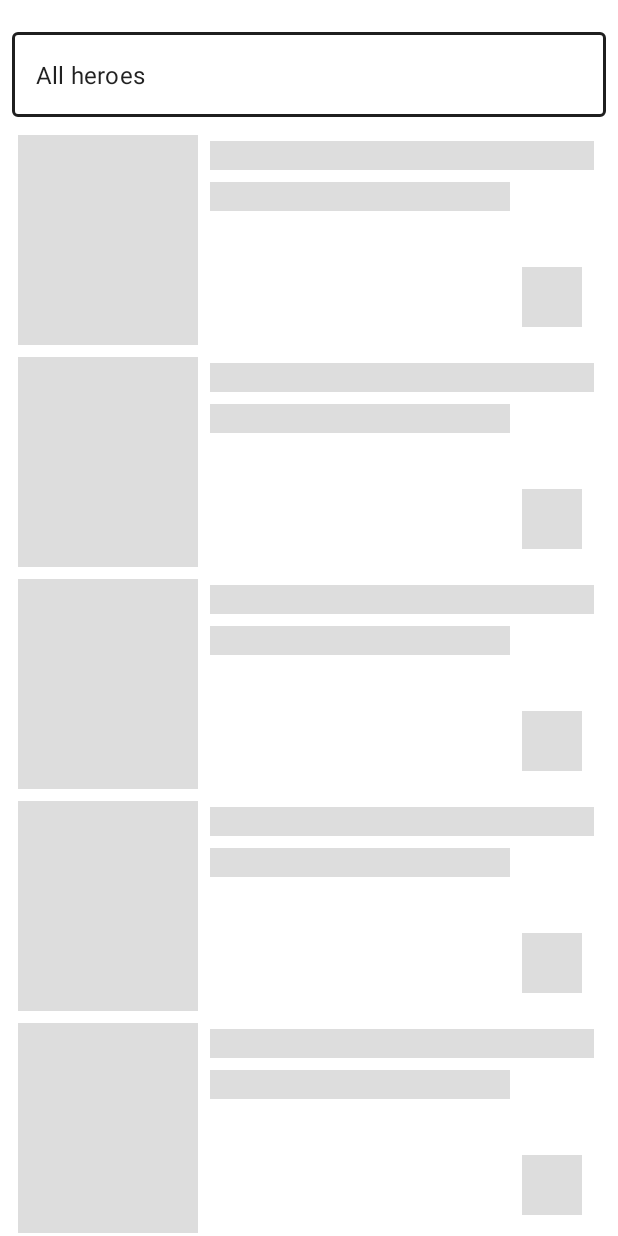
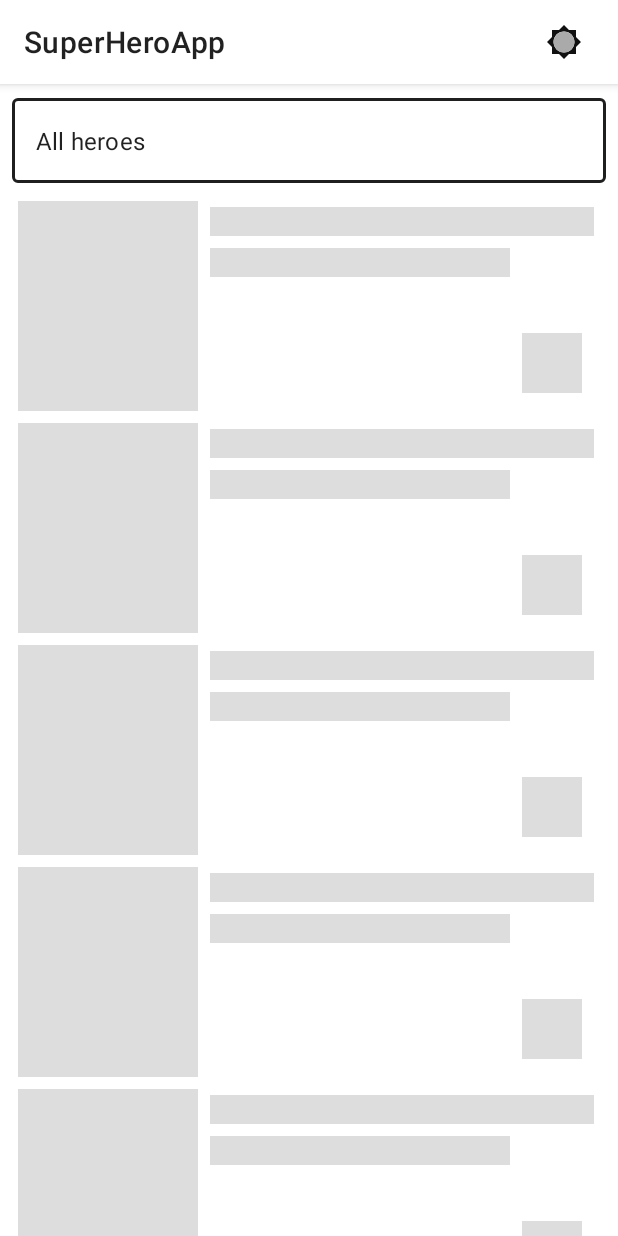
Before and after one commit to maskbogomolov/SuperHeroApp, an Android app: the screen it shows after launch (MainActivity), on a phone screen of 412 x 824 dp. Run offline under Robolectric (Android 15) with nearby library versions, the phone set to English and light mode, and no system bars; our stand-ins replace Dagger/Hilt's generated code, Room's generated code, Shimmer, Timber; libraries missing offline, so code that uses them is left out: com.jakewharton.retrofit2; Roboto replaces fonts that are not available here.

Commit message:
added night mode

```diff
--- a/app/src/main/java/com/example/superheroapp/di/BindsModule.kt
+++ b/app/src/main/java/com/example/superheroapp/di/BindsModule.kt
@@ -8,6 +8,8 @@ import com.example.superheroapp.data.heroes.LocalDataSourceImpl
 import com.example.superheroapp.data.heroes.RemoteDataSource
 import com.example.superheroapp.data.heroes.RemoteDataSourceImpl
 import com.example.superheroapp.domain.HeroesRepository
+import com.example.superheroapp.util.ThemeUtils
+import com.example.superheroapp.util.ThemeUtilsImpl
 import dagger.Binds
 import dagger.Module
 import dagger.Provides
@@ -38,4 +40,10 @@ interface BindsModule {
     fun bindLocalDataSourceImpl_to_LocalDataSource(
         impl: LocalDataSourceImpl
     ): LocalDataSource
+
+    @Suppress("FunctionName")
+    @Binds
+    fun bindThemeUtilsImpl_to_ThemeUtils(
+        impl: ThemeUtilsImpl
+    ): ThemeUtils
 }
--- a/app/src/main/java/com/example/superheroapp/presentation/HeroesListFragment.kt
+++ b/app/src/main/java/com/example/superheroapp/presentation/HeroesListFragment.kt
@@ -3,25 +3,23 @@ package com.example.superheroapp.presentation
 import android.content.Context
 import android.content.res.Configuration
 import android.os.Bundle
+import android.view.*
 import androidx.fragment.app.Fragment
-import android.view.LayoutInflater
-import android.view.View
-import android.view.ViewGroup
 import android.widget.AdapterView
 import android.widget.ArrayAdapter
 import android.widget.Toast
+import androidx.appcompat.app.AppCompatActivity
+import androidx.appcompat.widget.ThemeUtils
 import androidx.fragment.app.viewModels
 import androidx.recyclerview.widget.GridLayoutManager
 import com.example.superheroapp.R
 import com.example.superheroapp.databinding.FragmentHeroesListBinding
 import com.example.superheroapp.di.appComponent
+import com.example.superheroapp.util.*
 import com.example.superheroapp.util.Const.ALL_HEROES
-import com.example.superheroapp.util.HeroesResult
-import com.example.superheroapp.util.toGone
-import com.example.superheroapp.util.toInvisible
-import com.example.superheroapp.util.toVisible
 import dagger.Lazy
 import javax.inject.Inject
+import kotlin.random.Random
 
 
 class HeroesListFragment : Fragment() {
@@ -33,6 +31,9 @@ class HeroesListFragment : Fragment() {
     private var _binding: FragmentHeroesListBinding? = null
     private val bind get() = _binding!!
 
+    @Inject
+    lateinit var themeUtils: com.example.superheroapp.util.ThemeUtils
+
     override fun onAttach(context: Context) {
         context.appComponent.inject(this)
         super.onAttach(context)
@@ -43,15 +44,14 @@ class HeroesListFragment : Fragment() {
         val filterArray = resources.getStringArray(R.array.filter)
         val arrayAdapter = ArrayAdapter(requireContext(), R.layout.dropdown_item, filterArray)
         bind.autoCompleteTextView.setAdapter(arrayAdapter)
-        bind.autoCompleteTextView.onItemClickListener = AdapterView.OnItemClickListener { adapterView, view, i, l ->
-            val str = adapterView.getItemAtPosition(i)
-            when(i){
+        bind.autoCompleteTextView.onItemClickListener = AdapterView.OnItemClickListener { adapterView, view, index, l ->
+            val str = adapterView.getItemAtPosition(index)
+            when (index) {
                 0 -> viewModel.publisherFlow.value = ALL_HEROES
                 else -> viewModel.publisherFlow.value = str.toString()
             }
         }
     }
-
 
     override fun onCreateView(inflater: LayoutInflater, container: ViewGroup?, savedInstanceState: Bundle?): View? {
 
@@ -65,19 +65,39 @@ class HeroesListFragment : Fragment() {
             adapter = heroesListAdapter
             layoutManager = GridLayoutManager(requireContext(), span)
         }
-
-        viewModel.heroesResult.observe(viewLifecycleOwner,::handleListHeroes)
-
+        viewModel.heroesResult.observe(viewLifecycleOwner, ::handleListHeroes)
+        setHasOptionsMenu(true)
+        setupToolbar()
         return bind.root
     }
-    private fun handleListHeroes(state: HeroesResult){
-        when(state){
+
+    override fun onCreateOptionsMenu(menu: Menu, inflater: MenuInflater) {
+        super.onCreateOptionsMenu(menu, inflater)
+        inflater.inflate(R.menu.toolbar_menu, menu)
+        menu.findItem(R.id.menu_toggle_theme).apply {
+            val actionView = this.actionView
+            if (actionView is ToggleThemeCheckBox) {
+                actionView.isChecked = themeUtils.isDarkTheme(requireContext())
+                actionView.setOnCheckedChangeListener { _, isChecked ->
+                    themeUtils.setNightMode(isChecked, 1000L)
+                }
+            }
+        }
+    }
+
+    private fun setupToolbar() {
+        setHasOptionsMenu(true)
+        (activity as AppCompatActivity).setSupportActionBar(bind.toolbar)
+    }
+
+    private fun handleListHeroes(state: HeroesResult) {
+        when (state) {
             is HeroesResult.SuccessResult -> {
                 heroesListAdapter.submitList(state.result)
                 hideShimmerEffect()
             }
             is HeroesResult.Loading -> showShimmerEffect()
-            is HeroesResult.ErrorResult -> Toast.makeText(requireContext(),"error",Toast.LENGTH_SHORT).show()
+            is HeroesResult.ErrorResult -> Toast.makeText(requireContext(), "error", Toast.LENGTH_SHORT).show()
         }
     }
 
--- /dev/null
+++ b/app/src/main/java/com/example/superheroapp/util/ThemeCheckBox.kt
@@ -0,0 +1,16 @@
+package com.example.superheroapp.util
+
+import android.content.Context
+import android.util.AttributeSet
+import androidx.appcompat.widget.AppCompatCheckBox
+import com.example.superheroapp.R
+
+class ToggleThemeCheckBox @JvmOverloads constructor(
+    context: Context,
+    attrs: AttributeSet? = null
+) : AppCompatCheckBox(context, attrs) {
+
+    init {
+        setButtonDrawable(R.drawable.asl_theme)
+    }
+}
--- /dev/null
+++ b/app/src/main/java/com/example/superheroapp/util/ThemeUtils.kt
@@ -0,0 +1,11 @@
+package com.example.superheroapp.util
+
+import android.content.Context
+import androidx.appcompat.app.AppCompatDelegate
+
+interface  ThemeUtils {
+
+    fun isDarkTheme(context: Context): Boolean
+    fun isLightTheme(context: Context): Boolean
+    fun setNightMode(forceNight: Boolean, delay: Long = 0L)
+}
--- /dev/null
+++ b/app/src/main/java/com/example/superheroapp/util/ThemeUtilsImpl.kt
@@ -0,0 +1,31 @@
+package com.example.superheroapp.util
+
+import android.content.Context
+import android.content.res.Configuration
+import android.os.Handler
+import androidx.appcompat.app.AppCompatDelegate
+import javax.inject.Inject
+
+class ThemeUtilsImpl @Inject constructor() : ThemeUtils {
+
+    override fun isDarkTheme(context: Context) = context.resources.configuration.uiMode and
+            Configuration.UI_MODE_NIGHT_MASK == Configuration.UI_MODE_NIGHT_YES
+
+
+    override fun isLightTheme(context: Context) = !isDarkTheme(context)
+
+    override fun setNightMode(forceNight: Boolean, delay: Long) {
+        Handler().postDelayed(
+            {
+                AppCompatDelegate.setDefaultNightMode(
+                    if (forceNight) {
+                        AppCompatDelegate.MODE_NIGHT_YES
+                    } else {
+                        AppCompatDelegate.MODE_NIGHT_NO
+                    }
+                )
+            },
+            delay
+        )
+    }
+}
--- /dev/null
+++ b/app/src/main/res/drawable/asl_theme.xml
@@ -0,0 +1,23 @@
+<?xml version="1.0" encoding="utf-8"?>
+<animated-selector xmlns:android="http://schemas.android.com/apk/res/android">
+
+    <item
+        android:id="@+id/night"
+        android:state_checked="true"
+        android:drawable="@drawable/ic_theme_night" />
+
+    <item
+        android:id="@+id/day"
+        android:drawable="@drawable/ic_theme_day" />
+
+    <transition
+        android:fromId="@id/night"
+        android:toId="@id/day"
+        android:drawable="@drawable/avd_theme_night_to_day" />
+
+    <transition
+        android:fromId="@id/day"
+        android:toId="@id/night"
+        android:drawable="@drawable/avd_theme_day_to_night" />
+
+</animated-selector>
--- /dev/null
+++ b/app/src/main/res/drawable/avd_theme_day_to_night.xml
@@ -0,0 +1,79 @@
+<?xml version="1.0" encoding="utf-8"?>
+<animated-vector
+    xmlns:android="http://schemas.android.com/apk/res/android"
+    xmlns:aapt="http://schemas.android.com/aapt">
+    <aapt:attr name="android:drawable">
+        <vector
+            android:width="24dp"
+            android:height="24dp"
+            android:viewportWidth="24"
+            android:viewportHeight="24">
+            <group android:name="g_mask">
+                <clip-path
+                    android:name="mask"
+                    android:pathData="M 12 20 C 16.418 20 20 16.418 20 12 C 20 7.582 16.418 4 12 4 C 7.582 4 4 7.582 4 12 C 4 16.418 7.582 20 12 20 Z"/>
+                <group android:name="g_center">
+                    <path
+                        android:name="center"
+                        android:pathData="M 12 5 C 10.144 5 8.363 5.738 7.05 7.05 C 5.738 8.363 5 10.144 5 12 C 5 13.856 5.738 15.637 7.05 16.95 C 8.363 18.262 10.144 19 12 19 C 13.856 19 15.637 18.262 16.95 16.95 C 18.262 15.637 19 13.856 19 12 C 19 10.144 18.262 8.363 16.95 7.05 C 15.637 5.738 13.856 5 12 5 Z"
+                        android:fillColor="@color/menuGrey"
+                        android:strokeWidth="1"/>
+                </group>
+            </group>
+            <group
+                android:name="g_sun"
+                android:pivotX="12"
+                android:pivotY="12">
+                <path
+                    android:name="sun"
+                    android:pathData="M 8.686 4 L 12 0.686 L 15.314 4 L 20 4 L 20 8.686 L 23.314 12 L 20 15.314 L 20 20 L 15.314 20 L 12 23.314 L 8.686 20 L 4 20 L 4 15.314 L 0.686 12 L 4 8.686 L 4 4 L 8.686 4 Z M 12 19 C 15.866 19 19 15.866 19 12 C 19 8.134 15.866 5 12 5 C 8.134 5 5 8.134 5 12 C 5 15.866 8.134 19 12 19 Z"
+                    android:fillColor="@color/accent"
+                    android:strokeWidth="1"/>
+            </group>
+        </vector>
+    </aapt:attr>
+    <target android:name="g_center">
+        <aapt:attr name="android:animation">
+            <objectAnimator
+                android:propertyName="translateX"
+                android:duration="800"
+                android:valueFrom="0"
+                android:valueTo="-6"
+                android:valueType="floatType"
+                android:interpolator="@android:interpolator/fast_out_slow_in"/>
+        </aapt:attr>
+    </target>
+    <target android:name="g_sun">
+        <aapt:attr name="android:animation">
+            <set>
+                <objectAnimator
+                    android:propertyName="rotation"
+                    android:startOffset="120"
+                    android:duration="680"
+                    android:valueFrom="5"
+                    android:valueTo="-45"
+                    android:valueType="floatType"
+                    android:interpolator="@android:anim/accelerate_decelerate_interpolator"/>
+                <objectAnimator
+                    android:propertyName="rotation"
+                    android:duration="100"
+                    android:valueFrom="0"
+                    android:valueTo="5"
+                    android:valueType="floatType"
+                    android:interpolator="@android:interpolator/fast_out_slow_in"/>
+            </set>
+        </aapt:attr>
+    </target>
+    <target android:name="center">
+        <aapt:attr name="android:animation">
+            <objectAnimator
+                android:propertyName="fillColor"
+                android:startOffset="100"
+                android:duration="700"
+                android:valueFrom="@color/menuGrey"
+                android:valueTo="@color/accent"
+                android:valueType="colorType"
+                android:interpolator="@android:interpolator/fast_out_slow_in"/>
+        </aapt:attr>
+    </target>
+</animated-vector>
--- /dev/null
+++ b/app/src/main/res/drawable/avd_theme_night_to_day.xml
@@ -0,0 +1,82 @@
+<?xml version="1.0" encoding="utf-8"?>
+<animated-vector
+    xmlns:android="http://schemas.android.com/apk/res/android"
+    xmlns:aapt="http://schemas.android.com/aapt">
+    <aapt:attr name="android:drawable">
+        <vector
+            android:width="24dp"
+            android:height="24dp"
+            android:viewportWidth="24"
+            android:viewportHeight="24">
+            <group android:name="g_mask">
+                <clip-path
+                    android:name="mask"
+                    android:pathData="M 12 20 C 16.418 20 20 16.418 20 12 C 20 7.582 16.418 4 12 4 C 7.582 4 4 7.582 4 12 C 4 16.418 7.582 20 12 20 Z"/>
+                <group
+                    android:name="g_center"
+                    android:translateX="-6">
+                    <path
+                        android:name="center"
+                        android:pathData="M 12 5 C 10.144 5 8.363 5.738 7.05 7.05 C 5.738 8.363 5 10.144 5 12 C 5 13.856 5.738 15.637 7.05 16.95 C 8.363 18.262 10.144 19 12 19 C 13.856 19 15.637 18.262 16.95 16.95 C 18.262 15.637 19 13.856 19 12 C 19 10.144 18.262 8.363 16.95 7.05 C 15.637 5.738 13.856 5 12 5 Z"
+                        android:fillColor="@color/menuGrey"
+                        android:strokeWidth="1"/>
+                </group>
+            </group>
+            <group
+                android:name="g_sun"
+                android:pivotX="12"
+                android:pivotY="12">
+                <path
+                    android:name="sun"
+                    android:pathData="M 8.686 4 L 12 0.686 L 15.314 4 L 20 4 L 20 8.686 L 23.314 12 L 20 15.314 L 20 20 L 15.314 20 L 12 23.314 L 8.686 20 L 4 20 L 4 15.314 L 0.686 12 L 4 8.686 L 4 4 L 8.686 4 Z M 12 19 C 15.866 19 19 15.866 19 12 C 19 8.134 15.866 5 12 5 C 8.134 5 5 8.134 5 12 C 5 15.866 8.134 19 12 19 Z"
+                    android:fillColor="@color/accent"
+                    android:strokeWidth="1"/>
+            </group>
+        </vector>
+    </aapt:attr>
+    <target android:name="g_center">
+        <aapt:attr name="android:animation">
+            <objectAnimator
+                android:propertyName="translateX"
+                android:startOffset="100"
+                android:duration="700"
+                android:valueFrom="-6"
+                android:valueTo="0"
+                android:valueType="floatType"
+                android:interpolator="@android:interpolator/fast_out_slow_in"/>
+        </aapt:attr>
+    </target>
+    <target android:name="g_sun">
+        <aapt:attr name="android:animation">
+            <set>
+                <objectAnimator
+                    android:propertyName="rotation"
+                    android:startOffset="120"
+                    android:duration="680"
+                    android:valueFrom="-5"
+                    android:valueTo="45"
+                    android:valueType="floatType"
+                    android:interpolator="@android:anim/accelerate_decelerate_interpolator"/>
+                <objectAnimator
+                    android:propertyName="rotation"
+                    android:duration="100"
+                    android:valueFrom="0"
+                    android:valueTo="-5"
+                    android:valueType="floatType"
+                    android:interpolator="@android:interpolator/fast_out_slow_in"/>
+            </set>
+        </aapt:attr>
+    </target>
+    <target android:name="center">
+        <aapt:attr name="android:animation">
+            <objectAnimator
+                android:propertyName="fillColor"
+                android:startOffset="100"
+                android:duration="700"
+                android:valueFrom="@color/accent"
+                android:valueTo="@color/menuGrey"
+                android:valueType="colorType"
+                android:interpolator="@android:interpolator/fast_out_slow_in"/>
+        </aapt:attr>
+    </target>
+</animated-vector>
--- /dev/null
+++ b/app/src/main/res/drawable/ic_theme_day.xml
@@ -0,0 +1,14 @@
+<?xml version="1.0" encoding="utf-8"?>
+<vector
+    xmlns:android="http://schemas.android.com/apk/res/android"
+    android:width="24dp"
+    android:height="24dp"
+    android:viewportWidth="24"
+    android:viewportHeight="24">
+    <path
+        android:pathData="M8.6863,4L12,0.6863L15.3137,4L20,4L20,8.6863L23.3137,12L20,15.3137L20,20L15.3137,20L12,23.3137L8.6863,20L4,20L4,15.3137L0.6863,12L4,8.6863L4,4L8.6863,4ZM12,19C15.866,19 19,15.866 19,12C19,8.134 15.866,5 12,5C8.134,5 5,8.134 5,12C5,15.866 8.134,19 12,19Z"
+        android:fillColor="@color/accent" />
+    <path
+        android:pathData="M12,12m-7,0a7,7 0,1 1,14 0a7,7 0,1 1,-14 0"
+        android:fillColor="@color/menuGrey" />
+</vector>
--- /dev/null
+++ b/app/src/main/res/drawable/ic_theme_night.xml
@@ -0,0 +1,11 @@
+<?xml version="1.0" encoding="utf-8"?>
+<vector
+    xmlns:android="http://schemas.android.com/apk/res/android"
+    android:width="24dp"
+    android:height="24dp"
+    android:viewportWidth="24"
+    android:viewportHeight="24">
+    <path
+        android:pathData="M8.619,5.8692C11.0725,7.0617 13,9.3602 13,12C13,14.6398 11.0725,16.9383 8.619,18.1308C9.6213,18.6847 10.7738,19 12,19C15.866,19 19,15.866 19,12C19,8.134 15.866,5 12,5C10.7738,5 9.6213,5.3153 8.619,5.8692L8.619,5.8692ZM8.6863,4L12,0.6863L15.3137,4L20,4L20,8.6863L23.3137,12L20,15.3137L20,20L15.3137,20L12,23.3137L8.6863,20L4,20L4,15.3137L0.6863,12L4,8.6863L4,4L8.6863,4Z"
+        android:fillColor="@color/primary" />
+</vector>
--- a/app/src/main/res/layout/fragment_heroes_list.xml
+++ b/app/src/main/res/layout/fragment_heroes_list.xml
@@ -5,6 +5,21 @@
     android:layout_width="match_parent"
     android:layout_height="match_parent"
     tools:context=".presentation.HeroesListFragment">
+
+    <com.google.android.material.appbar.AppBarLayout
+        android:id="@+id/app_bar_layout"
+        android:layout_width="match_parent"
+        android:layout_height="?attr/actionBarSize"
+        app:layout_constraintEnd_toEndOf="parent"
+        app:layout_constraintStart_toStartOf="parent"
+        app:layout_constraintTop_toTopOf="parent">
+
+        <androidx.appcompat.widget.Toolbar
+            android:id="@+id/toolbar"
+            android:layout_width="match_parent"
+            android:layout_height="match_parent" />
+
+    </com.google.android.material.appbar.AppBarLayout>
 
     <com.facebook.shimmer.ShimmerFrameLayout
         android:id="@+id/shimmerFrameLayout"
@@ -57,12 +72,12 @@
         android:layout_width="match_parent"
         android:layout_height="wrap_content"
         android:layout_marginStart="8dp"
-        android:layout_marginTop="16dp"
+        android:layout_marginTop="4dp"
         android:layout_marginEnd="8dp"
         app:boxStrokeColor="@color/textHeadline"
         app:layout_constraintEnd_toEndOf="parent"
         app:layout_constraintStart_toStartOf="parent"
-        app:layout_constraintTop_toTopOf="parent">
+        app:layout_constraintTop_toBottomOf="@+id/app_bar_layout">
 
         <AutoCompleteTextView
             android:id="@+id/autoCompleteTextView"
--- /dev/null
+++ b/app/src/main/res/menu/toolbar_menu.xml
@@ -0,0 +1,10 @@
+<?xml version="1.0" encoding="utf-8"?>
+<menu xmlns:android="http://schemas.android.com/apk/res/android"
+    xmlns:app="http://schemas.android.com/apk/res-auto">
+
+    <item
+        android:id="@+id/menu_toggle_theme"
+        android:title="Item"
+        app:showAsAction="always"
+        app:actionViewClass="com.example.superheroapp.util.ToggleThemeCheckBox"/>
+</menu>
--- a/app/src/main/res/values-night/themes.xml
+++ b/app/src/main/res/values-night/themes.xml
@@ -1,9 +1,9 @@
 <resources xmlns:tools="http://schemas.android.com/tools">
     <!-- Base application theme. -->
     <style name="Theme.SuperHeroApp" parent="Theme.MaterialComponents.DayNight.NoActionBar">
-        <item name="colorPrimary">@color/primary</item>
-        <item name="colorPrimaryDark">@color/primaryDark</item>
-        <item name="colorAccent">@color/accent</item>
+        <item name="colorPrimary">@color/textHeadline</item>
+        <item name="colorPrimaryDark">@color/accent</item>
+        <item name="colorAccent">@color/primary</item>
         <item name="android:windowLightStatusBar" tools:targetApi="m">false</item>
         <!-- Customize your theme here. -->
     </style>
--- a/app/src/main/res/values/colors.xml
+++ b/app/src/main/res/values/colors.xml
@@ -10,5 +10,10 @@
     <color name="textHeadline">#1f1f1f</color>
     <color name="textBody">#4f4f4f</color>
 
+    <!--For shimmer-->
     <color name="colorGrey">#dddddd</color>
+
+    <!--Night mode-->
+    <color name="menuGrey">#aaaaaa</color>
+
 </resources>
```
